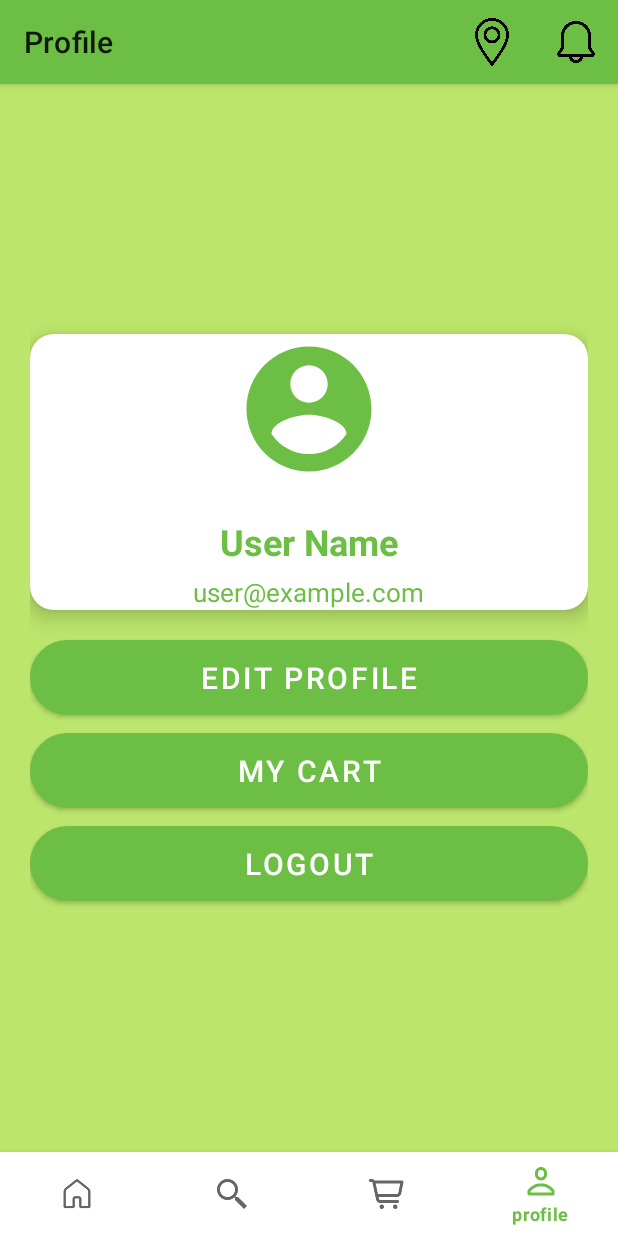
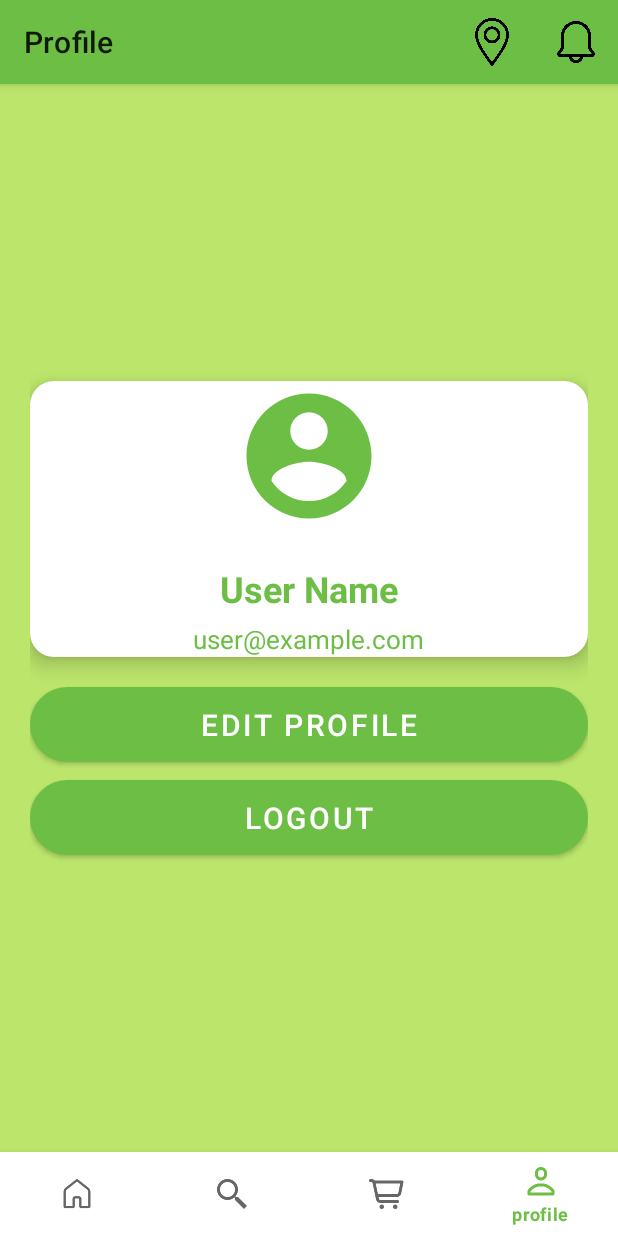
Before and after one commit to Rami-cd/Mobile-Project, an Android app: the Profile screen opened through its navigation route, on a phone screen of 412 x 824 dp. Run offline under Robolectric (Android 15) with nearby library versions, the phone set to English and light mode, and no system bars; our stand-ins replace Room's generated code, Volley, navigation-ui; libraries missing offline, so code that uses them is left out: com.tbuonomo.viewpagerdotsindicator; network calls fail; pictures from the network do not load; 2 statements that could not run were skipped.

Commit message:
profile update

```diff
--- a/app/src/main/java/com/example/mobileproject/ui/Profile/Profile.java
+++ b/app/src/main/java/com/example/mobileproject/ui/Profile/Profile.java
@@ -43,7 +43,7 @@ public class Profile extends Fragment {
         profileName = binding_to_fragment.profileName;
         profileEmail = binding_to_fragment.profileEmail;
         editProfileButton = binding_to_fragment.btnEditProfile;
-        myCartButton = binding_to_fragment.btnMyCart;
+
         logoutButton = binding_to_fragment.btnLogout;
 
         // Initialize SharedPreferences
@@ -55,13 +55,7 @@ public class Profile extends Fragment {
             startActivity(intent);
         });
 
-        myCartButton.setOnClickListener(v -> {
-            Fragment cartFragment = new CartFragment();
-            FragmentTransaction transaction = requireActivity().getSupportFragmentManager().beginTransaction();
-            transaction.replace(R.id.container, cartFragment);
-            transaction.addToBackStack(null); // Allows the user to go back
-            transaction.commit();
-        });
+
 
 
         logoutButton.setOnClickListener(v -> showLogoutConfirmationDialog());
--- a/app/src/main/res/layout/fragment_profile.xml
+++ b/app/src/main/res/layout/fragment_profile.xml
@@ -77,17 +77,6 @@
             android:layout_marginBottom="12dp"
             android:background="@drawable/rounded_button"/>
 
-        <Button
-            android:id="@+id/btn_my_cart"
-            android:layout_width="match_parent"
-            android:layout_height="50dp"
-            android:text="My Cart"
-            android:textSize="20sp"
-            android:textColor="@color/white"
-            android:backgroundTint="@color/colorPrimaryVariant"
-            android:layout_marginBottom="12dp"
-            android:background="@drawable/rounded_button"/>
-
 
         <Button
             android:id="@+id/btn_logout"
```
